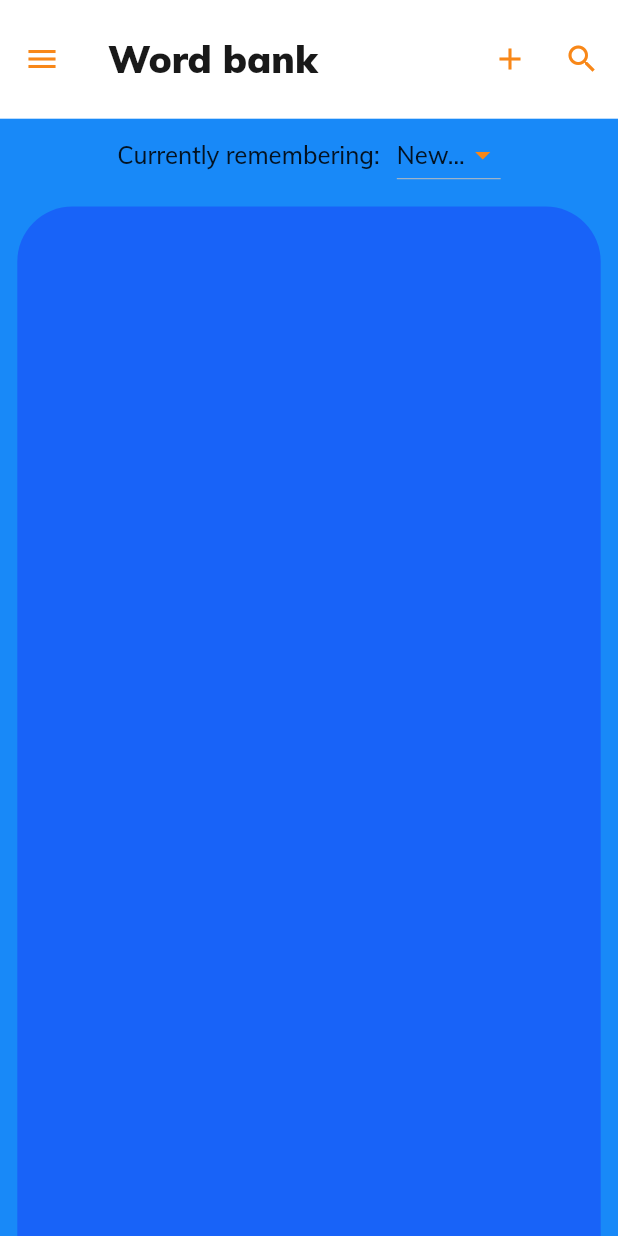
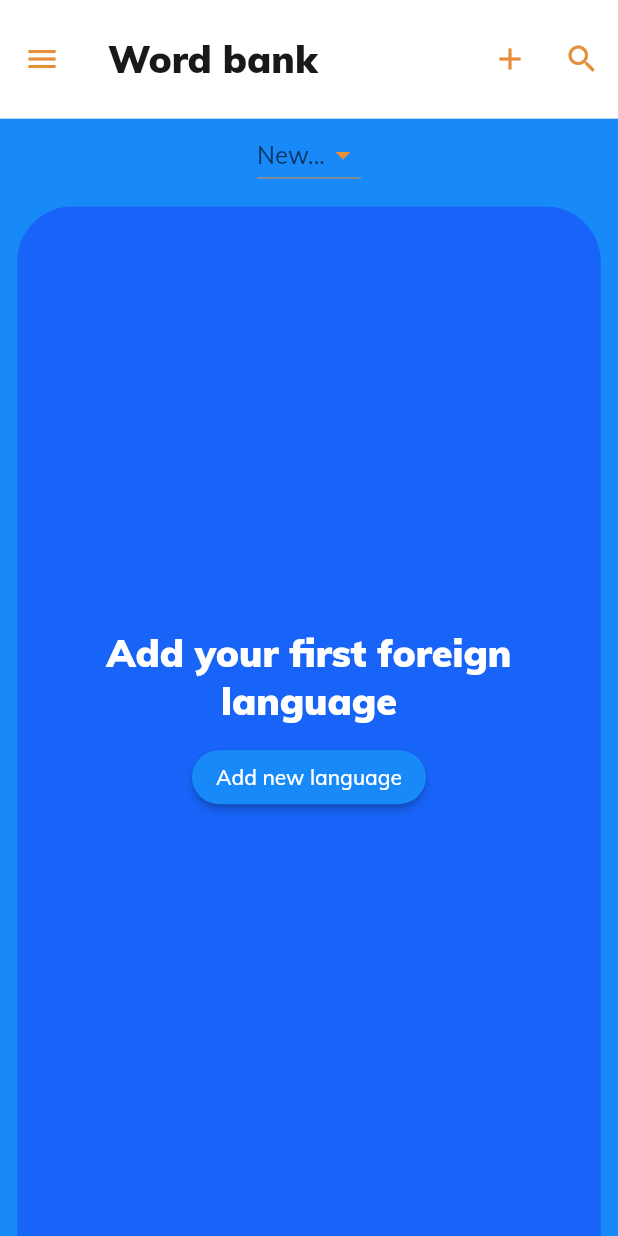
Before and after one commit to adam-podkowinski/easy_language, a Flutter app: the WordBankPage screen opened by its route, after a tap on the "add" icon, on a phone screen of 412 x 824 dp. Run offline on Flutter 3.47's test engine with Material 2 defaults, Android fonts, the phone set to English and light mode, and no system bars; drawn by our look-alikes of auto_size_text; our stand-ins replace dartz, equatable, flutter_screenutil, flutter_svg, fluttertoast, get_it and 3 more; missing offline and left inert: language_picker; accounts and stored records are empty; statements that could not run were skipped.

Commit message:
Implement adding words and languages in the UI

```diff
--- a/lib/core/error/exceptions.dart
+++ b/lib/core/error/exceptions.dart
@@ -1 +1,3 @@
 class CacheException implements Exception {}
+
+class UnexpectedException implements Exception {}
--- /dev/null
+++ b/lib/core/util/language_from_name.dart
@@ -0,0 +1,12 @@
+import 'package:language_picker/languages.dart';
+import 'package:logger/logger.dart';
+
+Language? languageFromName(String name) {
+  try {
+    return Languages.defaultLanguages
+        .firstWhere((element) => element.name == name);
+  } catch (e) {
+    Logger().i('Could not find a language from a given name');
+    return null;
+  }
+}
--- a/lib/features/login/presentation/pages/introduction_page.dart
+++ b/lib/features/login/presentation/pages/introduction_page.dart
@@ -32,12 +32,12 @@ class IntroductionPage extends StatelessWidget {
                 );
           },
           showSkipButton: true,
-          color: Theme.of(context).primaryColor,
+          color: Theme.of(context).accentColor,
           skip: const Text('Skip'),
           next: const Text('Next'),
           done: const Text('Done'),
           dotsDecorator: DotsDecorator(
-            activeColor: Theme.of(context).primaryColor,
+            activeColor: Theme.of(context).accentColor,
           ),
         ),
       ),
--- a/lib/features/word_bank/presentation/manager/word_bank_provider.dart
+++ b/lib/features/word_bank/presentation/manager/word_bank_provider.dart
@@ -1,7 +1,11 @@
+import 'package:easy_language/core/error/exceptions.dart';
 import 'package:easy_language/core/error/failures.dart';
 import 'package:easy_language/core/use_cases/use_case.dart';
+import 'package:easy_language/core/util/language_from_name.dart';
+import 'package:easy_language/core/word.dart';
 import 'package:easy_language/features/word_bank/domain/entities/word_bank.dart';
 import 'package:easy_language/features/word_bank/domain/use_cases/add_language_to_word_bank.dart';
+import 'package:easy_language/features/word_bank/domain/use_cases/change_current_language.dart';
 import 'package:easy_language/features/word_bank/domain/use_cases/edit_word_list.dart';
 import 'package:easy_language/features/word_bank/domain/use_cases/get_current_language.dart';
 import 'package:easy_language/features/word_bank/domain/use_cases/get_word_bank.dart';
@@ -15,6 +19,7 @@ class WordBankProvider extends ChangeNotifier {
   final GetCurrentLanguage getCurrentLanguageUseCase;
   final EditWordList editWordListUseCase;
   final AddLanguageToWordBank addLanguageUseCase;
+  final ChangeCurrentLanguage changeCurrentLanguageUseCase;
 
   Language? currentLanguage;
   WordBank wordBank = const WordBank(dictionaries: {});
@@ -27,12 +32,18 @@ class WordBankProvider extends ChangeNotifier {
     required this.getCurrentLanguageUseCase,
     required this.editWordListUseCase,
     required this.addLanguageUseCase,
+    required this.changeCurrentLanguageUseCase,
   });
 
   void _prepareMethod() {
     loading = true;
     wordBankFailure = null;
     currentLanguageFailure = null;
+  }
+
+  void _finishMethod() {
+    loading = false;
+    notifyListeners();
   }
 
   Future initWordBank() async {
@@ -51,19 +62,33 @@ class WordBankProvider extends ChangeNotifier {
       (r) => wordBank = r,
     );
 
-    currentLanguageEither.fold((l) {
+    currentLanguageEither.fold(
+      (l) {
         if (l is LanguageFailure) {
           currentLanguage = l.currentLanguage;
           currentLanguageFailure = l;
         }
-    }, (r) => currentLanguage = r);
+      },
+      (r) => currentLanguage = r,
+    );
 
-    loading = false;
-    notifyListeners();
+    _finishMethod();
   }
 
-  Future addLanguageToWordBank(Language language) async {
+  Future addLanguageFromName(String? languageName) async {
     _prepareMethod();
+
+    if (languageName == null) {
+      _finishMethod();
+      throw UnexpectedException();
+    }
+
+    final language = languageFromName(languageName);
+
+    if (language == null) {
+      _finishMethod();
+      throw UnexpectedException();
+    }
 
     final wordBankEither = await addLanguageUseCase(
       AddLanguageToWordBankParams(language),
@@ -76,20 +101,81 @@ class WordBankProvider extends ChangeNotifier {
           wordBank = l.wordBank;
         }
       },
-      (r) {
-        wordBank = r;
-      },
+      (r) => wordBank = r,
     );
 
     final currentLanguageEither = await getCurrentLanguageUseCase(NoParams());
-    currentLanguageEither.fold((l) {
+    currentLanguageEither.fold(
+      (l) {
         if (l is LanguageFailure) {
           currentLanguage = l.currentLanguage;
           currentLanguageFailure = l;
         }
-    }, (r) => currentLanguage = r);
+      },
+      (r) => currentLanguage = r,
+    );
 
-    loading = false;
-    notifyListeners();
+    _finishMethod();
+  }
+
+  Future addWordToCurrentLanguage(Word wordToAdd) async {
+    _prepareMethod();
+
+    if (currentLanguage != null) {
+      if (wordBank.dictionaries[currentLanguage] != null) {
+        final wordBankEither = await editWordListUseCase(
+          EditWordListParams(
+            languageFrom: currentLanguage!,
+            newWordList: wordBank.dictionaries[currentLanguage]!
+              ..insert(0, wordToAdd),
+          ),
+        );
+
+        wordBankEither.fold(
+          (l) {
+            if (l is WordBankFailure) {
+              wordBankFailure = l;
+              wordBank = l.wordBank;
+            }
+          },
+          (r) => wordBank = r,
+        );
       }
     }
+
+    _finishMethod();
+  }
+
+  Future changeCurrentLanguageFromName(String? languageName) async {
+    _prepareMethod();
+
+    if (languageName == null) {
+      _finishMethod();
+      throw UnexpectedException();
+    }
+
+    final language = languageFromName(languageName);
+
+    if (language == null) {
+      _finishMethod();
+      throw UnexpectedException();
+    }
+
+    if (wordBank.dictionaries[language] != null) {
+      final currentLanguageEither = await changeCurrentLanguageUseCase(
+        ChangeCurrentLanguageParams(language: language),
+      );
+      currentLanguageEither.fold(
+        (l) {
+          if (l is LanguageFailure) {
+            currentLanguage = l.currentLanguage;
+            currentLanguageFailure = l;
+          }
+        },
+        (r) => currentLanguage = r,
+      );
+    }
+
+    _finishMethod();
+  }
+}
--- a/lib/features/word_bank/presentation/pages/word_bank_page.dart
+++ b/lib/features/word_bank/presentation/pages/word_bank_page.dart
@@ -1,6 +1,9 @@
+import 'dart:math';
+
 import 'package:easy_language/core/error/failures.dart';
 import 'package:easy_language/core/presentation/drawer.dart';
 import 'package:easy_language/core/presentation/show_error.dart';
+import 'package:easy_language/core/word.dart';
 import 'package:easy_language/features/word_bank/presentation/manager/word_bank_provider.dart';
 import 'package:easy_language/features/word_bank/presentation/widgets/word_bank_controls.dart';
 import 'package:easy_language/features/word_bank/presentation/widgets/word_bank_sheet.dart';
@@ -67,7 +70,24 @@ class WordBankPage extends StatelessWidget {
     return IconButton(
       icon: const Icon(Icons.add),
       onPressed: () {
-        state.addLanguageToWordBank(Languages.azerbaijani);
+        if (state.wordBank.dictionaries.isEmpty) {
+          // TODO: show a language picker
+          final l = Languages.defaultLanguages[
+              Random().nextInt(Languages.defaultLanguages.length)];
+
+          state.addLanguageFromName(
+            l.name,
+          );
+        } else {
+          // TODO: show word creation picker
+          state.addWordToCurrentLanguage(
+            Word(
+                wordForeign:
+                    'dziena${state.wordBank.dictionaries[state.currentLanguage]?.length}',
+                wordTranslation:
+                    'thanks${state.wordBank.dictionaries[state.currentLanguage]?.length}1'),
+          );
+        }
       },
     );
   }
--- a/lib/features/word_bank/presentation/widgets/word_bank_controls.dart
+++ b/lib/features/word_bank/presentation/widgets/word_bank_controls.dart
@@ -1,8 +1,11 @@
+import 'dart:math';
+
 import 'package:auto_size_text/auto_size_text.dart';
 import 'package:easy_language/core/constants.dart';
 import 'package:easy_language/features/word_bank/presentation/manager/word_bank_provider.dart';
 import 'package:flutter/material.dart';
 import 'package:flutter_screenutil/flutter_screenutil.dart';
+import 'package:language_picker/languages.dart';
 import 'package:provider/provider.dart';
 
 class WordBankControls extends StatelessWidget {
@@ -21,35 +24,42 @@ class WordBankControls extends StatelessWidget {
         ...state.wordBank.dictionaries.keys.map((e) => e.name).toList(),
         addNewLanguageString,
       ];
-      return Row(
-        mainAxisSize: MainAxisSize.min,
-        children: [
-          AutoSizeText(
-            'Currently remembering:',
-            style: Theme.of(context).textTheme.subtitle1,
-            maxLines: 1,
+      return Padding(
+        padding: EdgeInsets.symmetric(horizontal: 25.w),
+        child: DropdownButton<String>(
+          underline: Divider(
+            height: 1.w,
+            color: Theme.of(context).accentColor,
           ),
-          SizedBox(width: 11.w),
-          DropdownButton<String>(
-            value: context
-                    .watch<WordBankProvider>()
-                    .wordBank
-                    .dictionaries
-                    .containsKey(state.currentLanguage)
-                ? state.currentLanguage!.name
-                : addNewLanguageString,
-            onChanged: (value) {},
+          hint: const Text(addNewLanguageString),
+          elevation: 0,
+          value: state.currentLanguage?.name,
+          onChanged: (value) {
+            if (value == addNewLanguageString) {
+              // TODO: show a language picker
+              final l = Languages.defaultLanguages[
+                  Random().nextInt(Languages.defaultLanguages.length)];
+
+              state.addLanguageFromName(l.name);
+            } else {
+              state.changeCurrentLanguageFromName(value);
+            }
+          },
           iconEnabledColor: Theme.of(context).accentColor,
           items: languagesStringList
               .map(
                 (e) => DropdownMenuItem<String>(
                   value: e,
-                    child: Text(e),
+                  child: Center(
+                    child: Text(
+                      e,
+                      textAlign: TextAlign.right,
+                    ),
+                  ),
                 ),
               )
               .toList(),
         ),
-        ],
       );
     } else {
       return AutoSizeText(
--- a/lib/features/word_bank/presentation/widgets/word_bank_sheet.dart
+++ b/lib/features/word_bank/presentation/widgets/word_bank_sheet.dart
@@ -1,6 +1,11 @@
+import 'dart:math';
+
+import 'package:easy_language/core/presentation/styles.dart';
+import 'package:easy_language/core/word.dart';
 import 'package:easy_language/features/word_bank/presentation/manager/word_bank_provider.dart';
 import 'package:flutter/material.dart';
 import 'package:flutter_screenutil/flutter_screenutil.dart';
+import 'package:language_picker/languages.dart';
 import 'package:provider/provider.dart';
 
 class WordBankSheet extends StatelessWidget {
@@ -27,8 +32,50 @@ class WordBankSheet extends StatelessWidget {
         child: Builder(
           builder: (context) {
             if (!state.loading) {
+              if (state.wordBank.dictionaries.isEmpty) {
+                return Padding(
+                  padding: EdgeInsets.all(10.w),
+                  child: Center(
+                    child: Column(
+                      mainAxisAlignment: MainAxisAlignment.center,
+                      children: [
+                        Text(
+                          'Add your first foreign language',
+                          style: Theme.of(context).textTheme.headline6!
+                            .copyWith(
+                              color: CustomTheme.onBackgroundDark,
+                            ),
+                          textAlign: TextAlign.center,
+                        ),
+                        SizedBox(
+                          height: 10.h,
+                        ),
+                        ElevatedButton(
+                          onPressed: () {
+                            final l = Languages.defaultLanguages[Random()
+                                .nextInt(Languages.defaultLanguages.length)];
+
+                            state.addLanguageFromName(
+                              l.name,
+                            );
+                          },
+                          style: ButtonStyle(
+                            shape: MaterialStateProperty.all(
+                              RoundedRectangleBorder(
+                                borderRadius: BorderRadius.circular(radius),
+                              ),
+                            ),
+                          ),
+                          child: const Text('Add new language'),
+                        ),
+                      ],
+                    ),
+                  ),
+                );
+              } else {
                 final dictionariesList =
                     state.wordBank.dictionaries[state.currentLanguage] ?? [];
+                if (dictionariesList.isNotEmpty) {
                   return ListView.builder(
                     itemCount: dictionariesList.length,
                     itemBuilder: (context, index) {
@@ -57,6 +104,49 @@ class WordBankSheet extends StatelessWidget {
                     },
                   );
                 } else {
+                  return Padding(
+                    padding: EdgeInsets.all(10.w),
+                    child: Center(
+                      child: Column(
+                        mainAxisAlignment: MainAxisAlignment.center,
+                        children: [
+                          Text(
+                            'Add your first word to remember it',
+                            style: Theme.of(context).textTheme.headline6!
+                              .copyWith(
+                                color: CustomTheme.onBackgroundDark,
+                              ),
+                            textAlign: TextAlign.center,
+                          ),
+                          SizedBox(
+                            height: 10.h,
+                          ),
+                          ElevatedButton(
+                            onPressed: () {
+                              // TODO: show word creation picker
+                              final w = Word(
+                                  wordForeign:
+                                      'dziena${state.wordBank.dictionaries[state.currentLanguage]?.length}',
+                                  wordTranslation:
+                                      'thanks${state.wordBank.dictionaries[state.currentLanguage]?.length}1');
+                              state.addWordToCurrentLanguage(w);
+                            },
+                            style: ButtonStyle(
+                              shape: MaterialStateProperty.all(
+                                RoundedRectangleBorder(
+                                  borderRadius: BorderRadius.circular(radius),
+                                ),
+                              ),
+                            ),
+                            child: const Text('Add new word'),
+                          ),
+                        ],
+                      ),
+                    ),
+                  );
+                }
+              }
+            } else {
               return const Center(
                 child: CircularProgressIndicator(),
               );
--- a/lib/injection_container.dart
+++ b/lib/injection_container.dart
@@ -54,6 +54,7 @@ Future registerWordBank() async {
       getCurrentLanguageUseCase: sl(),
       editWordListUseCase: sl(),
       addLanguageUseCase: sl(),
+      changeCurrentLanguageUseCase: sl(),
     ),
   );
 
```
Also changed, not shown: lib/core/presentation/styles.dart (+10 -5 lines). Lines whose indentation alone changed are shown as unchanged.
